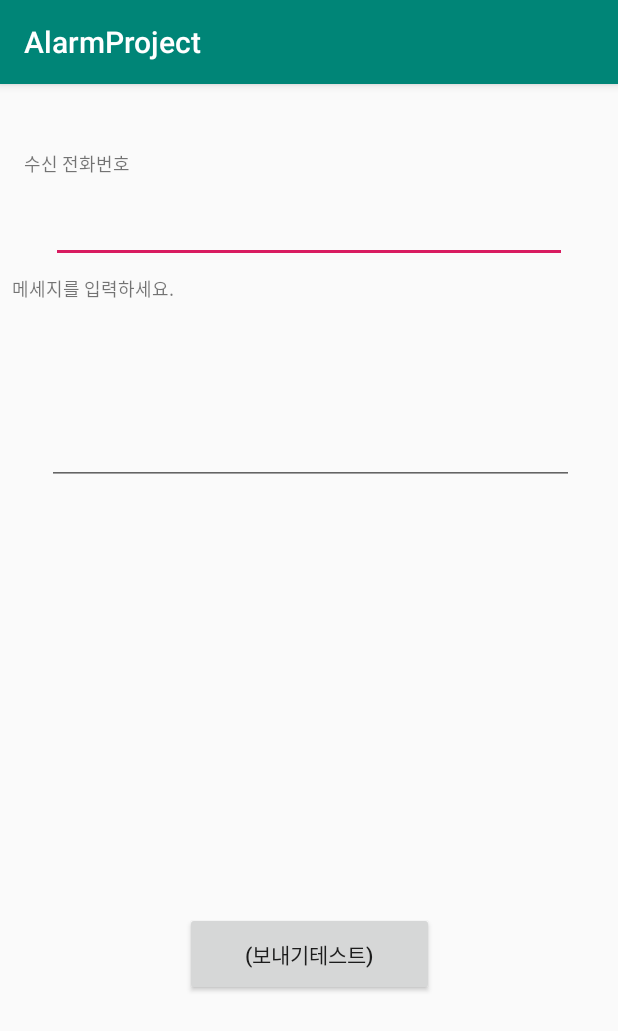
After one commit to honeycaron/trust_me, an Android app: the MessageActivity screen opened directly, with no data from a screen before it, on a phone screen of 412 x 824 dp. The commit adds this screen. Shown: the top 1031 px of the screen. Run offline under Robolectric (Android 15) with nearby library versions, the phone set to English and light mode, and no system bars.

Commit message:
1201 map(들어가면튕겨요ㅠ) msg(테스트중)

```diff
--- a/app/build.gradle
+++ b/app/build.gradle
@@ -22,6 +22,7 @@ dependencies {
     implementation fileTree(dir: 'libs', include: ['*.jar'])
     implementation 'com.android.support:appcompat-v7:28.0.0'
     implementation 'com.android.support.constraint:constraint-layout:1.1.3'
+    implementation 'com.google.android.gms:play-services-maps:16.1.0' // mapㄸ문에 17.0.0에서 수정
     testImplementation 'junit:junit:4.12'
     androidTestImplementation 'com.android.support.test:runner:1.0.2'
     androidTestImplementation 'com.android.support.test.espresso:espresso-core:3.0.2'
--- /dev/null
+++ b/app/src/main/java/com/example/alarmproject/MessageActivity.java
@@ -0,0 +1,48 @@
+package com.example.alarmproject;
+
+import android.support.v7.app.AppCompatActivity;
+import android.os.Bundle;
+import android.telephony.SmsManager;
+import android.view.View;
+import android.widget.Button;
+import android.widget.EditText;
+import android.widget.Toast;
+
+public class MessageActivity extends AppCompatActivity {
+
+    Button buttonSend;
+    EditText textPhoneNo;
+    EditText textSMS;
+
+    @Override
+    protected void onCreate(Bundle savedInstanceState) {
+        super.onCreate(savedInstanceState);
+        setContentView(R.layout.activity_message);
+
+        buttonSend = (Button) findViewById(R.id.buttonSend);
+        textPhoneNo = (EditText) findViewById(R.id.editTextPhoneNo);
+        textSMS = (EditText) findViewById(R.id.editTextSMS);
+
+        //버튼클릭
+        buttonSend.setOnClickListener(new View.OnClickListener() {
+
+            @Override
+            public void onClick(View v) {
+                String phoneNo = textPhoneNo.getText().toString();
+                String sms = textSMS.getText().toString();
+
+                try {
+                    //전송
+                    SmsManager smsManager = SmsManager.getDefault();
+                    smsManager.sendTextMessage(phoneNo, null, sms, null, null);
+                    Toast.makeText(getApplicationContext(), "전송 완료!", Toast.LENGTH_LONG).show();
+                } catch (Exception e) {
+                    Toast.makeText(getApplicationContext(), "SMS faild, please try again later!", Toast.LENGTH_LONG).show();
+                    e.printStackTrace();
+                }
+
+            }
+        });
+
+    }
+}
--- /dev/null
+++ b/app/src/main/res/layout/activity_message.xml
@@ -0,0 +1,73 @@
+<?xml version="1.0" encoding="utf-8"?>
+<android.support.constraint.ConstraintLayout xmlns:android="http://schemas.android.com/apk/res/android"
+    xmlns:app="http://schemas.android.com/apk/res-auto"
+    xmlns:tools="http://schemas.android.com/tools"
+    android:layout_width="match_parent"
+    android:layout_height="match_parent"
+    tools:context=".MessageActivity">
+
+    <TextView
+        android:id="@+id/textViewPhoneNo"
+        android:layout_width="wrap_content"
+        android:layout_height="wrap_content"
+        android:layout_marginStart="16dp"
+        android:layout_marginTop="44dp"
+        android:text="수신 전화번호"
+        android:textSize="12dp"
+        app:layout_constraintStart_toStartOf="parent"
+        app:layout_constraintTop_toTopOf="parent" />
+
+    <EditText
+        android:id="@+id/editTextPhoneNo"
+        android:layout_width="344dp"
+        android:layout_height="41dp"
+        android:layout_marginEnd="8dp"
+        android:layout_marginStart="8dp"
+        android:layout_marginTop="16dp"
+        android:inputType="phone"
+        app:layout_constraintEnd_toEndOf="parent"
+        app:layout_constraintStart_toStartOf="parent"
+        app:layout_constraintTop_toBottomOf="@+id/textViewPhoneNo"/>
+
+    <TextView
+        android:id="@+id/textViewSMS"
+        android:layout_width="wrap_content"
+        android:layout_height="wrap_content"
+        android:layout_marginStart="8dp"
+        android:layout_marginTop="8dp"
+        android:text="메세지를 입력하세요."
+        android:textSize="12dp"
+        app:layout_constraintStart_toStartOf="parent"
+        app:layout_constraintTop_toBottomOf="@+id/editTextPhoneNo" />
+
+    <EditText
+        android:id="@+id/editTextSMS"
+        android:layout_width="351dp"
+        android:layout_height="106dp"
+        android:layout_marginEnd="8dp"
+        android:layout_marginStart="8dp"
+        android:layout_marginTop="16dp"
+        android:gravity="top"
+        android:inputType="textMultiLine"
+        android:lines="5"
+        app:layout_constraintEnd_toEndOf="parent"
+        app:layout_constraintHorizontal_bias="0.529"
+        app:layout_constraintStart_toStartOf="parent"
+        app:layout_constraintTop_toBottomOf="@+id/textViewSMS" />
+
+    <Button
+        android:id="@+id/buttonSend"
+        android:layout_width="166dp"
+        android:layout_height="56dp"
+        android:layout_marginBottom="160dp"
+        android:layout_marginEnd="8dp"
+        android:layout_marginStart="8dp"
+        android:layout_marginTop="8dp"
+        android:text="(보내기테스트)"
+        app:layout_constraintBottom_toBottomOf="parent"
+        app:layout_constraintEnd_toEndOf="parent"
+        app:layout_constraintStart_toStartOf="parent"
+        app:layout_constraintTop_toBottomOf="@+id/editTextSMS"
+        app:layout_constraintVertical_bias="1.0" />
+
+</android.support.constraint.ConstraintLayout>
--- a/app/src/main/res/values/strings.xml
+++ b/app/src/main/res/values/strings.xml
@@ -1,3 +1,4 @@
 <resources>
     <string name="app_name">AlarmProject</string>
+    <string name="title_activity_maps">Map</string>
 </resources>
```
Also changed, not shown: app/src/debug/res/values/google_maps_api.xml (added, +24 -0 lines), app/src/main/AndroidManifest.xml (+28 -4 lines), app/src/main/java/com/example/alarmproject/AddAlarmActivity.java (+22 -0 lines), app/src/main/java/com/example/alarmproject/MapsActivity.java (added, +122 -0 lines), app/src/main/res/layout/activity_add_alarm.xml (+13 -0 lines), app/src/main/res/layout/activity_maps.xml (added, +41 -0 lines), 1 other file.
